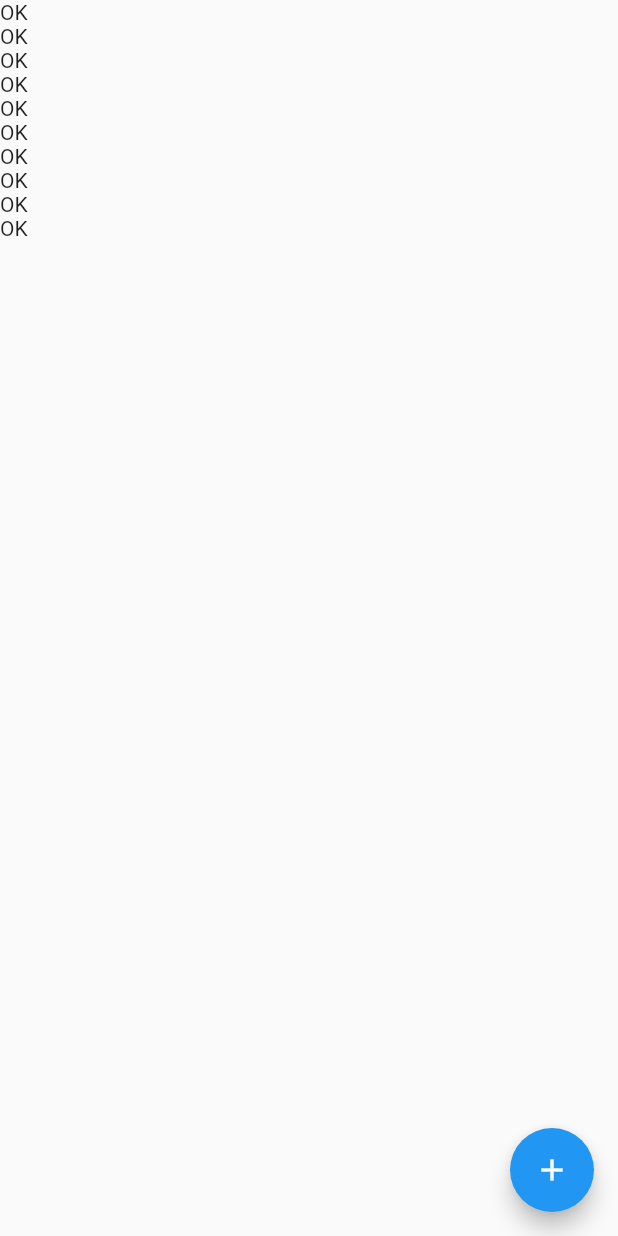
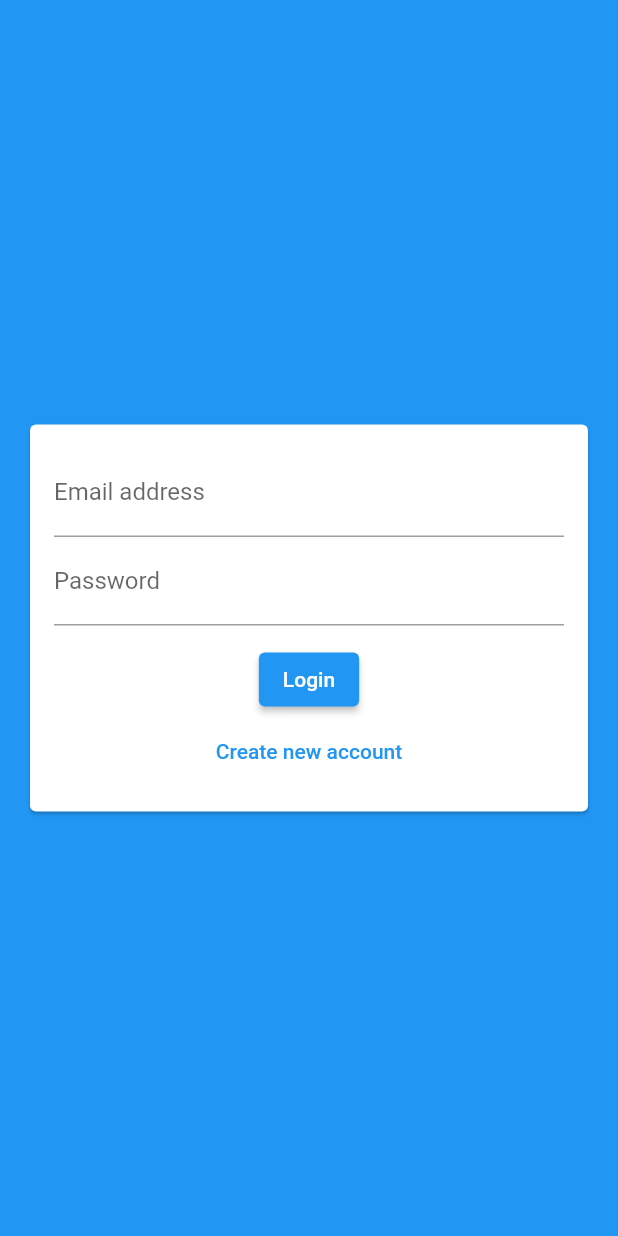
Before and after one commit to namnpdeveloper/chat_app, a Flutter app: the screen it shows after launch, after a tap on the "add" icon, on a phone screen of 412 x 824 dp. Run offline on Flutter 3.47's test engine with Material 2 defaults, Android fonts, the phone set to English and light mode, and no system bars; our stand-ins replace cloud_firestore, firebase_core, get; accounts and stored records are empty.

Commit message:
added authentication form

```diff
--- a/lib/screens/auth_screen.dart
+++ b/lib/screens/auth_screen.dart
@@ -1,5 +1,5 @@
-
 import 'package:flutter/material.dart';
+import '../widgets/authentication/auth_form.dart';
 
 class AuthScreen extends StatefulWidget {
   const AuthScreen({Key? key}) : super(key: key);
@@ -9,10 +9,25 @@ class AuthScreen extends StatefulWidget {
 }
 
 class _AuthScreenState extends State<AuthScreen> {
+  var _isLoading = false;
+
+  void _submitAuthForm(
+      String email,
+      String password,
+      String username,
+      bool isLogin,
+      BuildContext ctx,
+      ) async {
+  }
+
   @override
   Widget build(BuildContext context) {
-    return Container(
-
+    return Scaffold(
+      backgroundColor: Theme.of(context).primaryColor,
+      body: AuthForm(
+        _submitAuthForm,
+        _isLoading,
+      ),
     );
   }
 }
--- a/lib/screens/chat_screen.dart
+++ b/lib/screens/chat_screen.dart
@@ -3,6 +3,9 @@
 import 'package:cloud_firestore/cloud_firestore.dart';
 import 'package:flutter/cupertino.dart';
 import 'package:flutter/material.dart';
+import 'package:get/get.dart';
+
+import 'auth_screen.dart';
 
 class ChatScreen extends StatelessWidget {
   @override
@@ -17,15 +20,9 @@ class ChatScreen extends StatelessWidget {
         ),
       ),
       floatingActionButton: FloatingActionButton(
-        child: Icon(Icons.add),
+        child: const Icon(Icons.add),
         onPressed: () {
-          FirebaseFirestore.instance
-              .collection('/chats/6Cae2rI6R2j9FWSsXmM5/messages')
-          .snapshots().listen((event) {
-            event.docs.forEach((element) {
-              print(element['text']);
-            });
-          });
+          Navigator.of(context).push(MaterialPageRoute(builder: (context) => const AuthScreen()));
         },
       ),
     );
--- /dev/null
+++ b/lib/widgets/authentication/auth_form.dart
@@ -0,0 +1,138 @@
+import 'dart:io';
+import 'package:flutter/material.dart';
+import 'package:get/utils.dart';
+
+
+class AuthForm extends StatefulWidget {
+  AuthForm(
+    this.onSubmit,
+    this.isLoading,
+  );
+
+  final bool isLoading;
+  final Function(
+    String email,
+    String password,
+    String userName,
+    bool isLogin,
+    BuildContext ctx,
+  ) onSubmit;
+
+  @override
+  _AuthFormState createState() => _AuthFormState();
+}
+
+class _AuthFormState extends State<AuthForm> {
+  final _formKey = GlobalKey<FormState>();
+  var _isLogin = true;
+  var _userEmail = '';
+  var _userName = '';
+  var _userPassword = '';
+
+  void _trySubmit() {
+    final isValid = _formKey.currentState?.validate();
+    FocusScope.of(context).unfocus();
+
+
+    if (isValid == true) {
+      _formKey.currentState?.save();
+      widget.onSubmit(
+        _userEmail.trim(),
+        _userPassword.trim(),
+        _userName.trim(),
+        _isLogin,
+        context,
+      );
+    }
+  }
+
+  @override
+  Widget build(BuildContext context) {
+    return Center(
+      child: Card(
+        margin: EdgeInsets.all(20),
+        child: SingleChildScrollView(
+          child: Padding(
+            padding: EdgeInsets.all(16),
+            child: Form(
+              key: _formKey,
+              child: Column(
+                mainAxisSize: MainAxisSize.min,
+                children: <Widget>[
+                  TextFormField(
+                    key: const ValueKey('email'),
+                    autocorrect: false,
+                    textCapitalization: TextCapitalization.none,
+                    enableSuggestions: false,
+                    validator: (value) {
+                      if ((value ?? '').isEmpty || !value!.isEmail) {
+                        return 'Please enter a valid email address.';
+                      }
+                      return null;
+                    },
+                    keyboardType: TextInputType.emailAddress,
+                    decoration: const InputDecoration(
+                      labelText: 'Email address',
+                    ),
+                    onSaved: (value) {
+                      _userEmail = value ?? '';
+                    },
+                  ),
+                  if (!_isLogin)
+                    TextFormField(
+                      key: const ValueKey('username'),
+                      autocorrect: true,
+                      textCapitalization: TextCapitalization.words,
+                      enableSuggestions: false,
+                      validator: (value) {
+                        if ((value ?? '').isEmpty || value!.length < 4) {
+                          return 'Please enter at least 4 characters';
+                        }
+                        return null;
+                      },
+                      decoration: const InputDecoration(labelText: 'Username'),
+                      onSaved: (value) {
+                        _userName = value ?? '';
+                      },
+                    ),
+                  TextFormField(
+                    key: const ValueKey('password'),
+                    validator: (value) {
+                      if ((value ?? '').isEmpty || value!.length < 7) {
+                        return 'Password must be at least 7 characters long.';
+                      }
+                      return null;
+                    },
+                    decoration: const InputDecoration(labelText: 'Password'),
+                    obscureText: true,
+                    onSaved: (value) {
+                      _userPassword = value ?? '';
+                    },
+                  ),
+                  const SizedBox(height: 12),
+                  if (widget.isLoading) const CircularProgressIndicator(),
+                  if (!widget.isLoading)
+                    ElevatedButton(
+                      onPressed: _trySubmit,
+                      child: Text(_isLogin ? 'Login' : 'Signup'),
+                    ),
+                  if (!widget.isLoading)
+                    TextButton(
+                      child: Text(_isLogin
+                          ? 'Create new account'
+                          : 'I already have an account', style: TextStyle(color: Theme.of(context).primaryColor),),
+                      onPressed: () {
+                        setState(() {
+                          _isLogin = !_isLogin;
+                        });
+                      },
+                    )
+                ],
+              ),
+            ),
+          ),
+        ),
+      ),
+    );
+  }
+}
--- a/pubspec.yaml
+++ b/pubspec.yaml
@@ -38,6 +38,7 @@ dependencies:
   cupertino_icons: ^1.0.2
   firebase_core : ^2.7.0
   cloud_firestore: ^4.4.3
+  get: ^4.6.5
 
 dev_dependencies:
   flutter_test:
```
Also changed, not shown: pubspec.lock, 1 other file.
